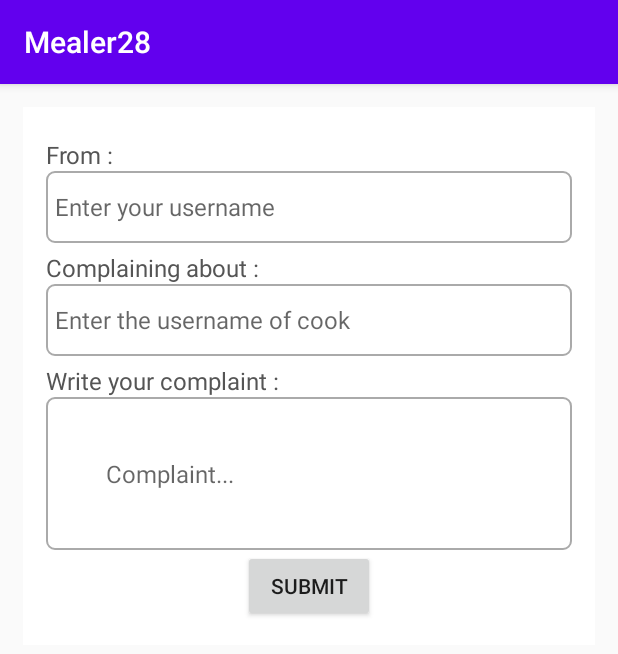
After one commit to uOttawaSEGA2022/projet-groupe-28, an Android app: the SubmitAComplaintActivity screen opened directly, with no data from a screen before it, on a phone screen of 412 x 824 dp. The commit adds this screen. Shown: the top 654 px of the screen. Run offline under Robolectric (Android 15) with nearby library versions, the phone set to English and light mode, and no system bars.

Commit message:
Commit for Deliverable2

```diff
--- /dev/null
+++ b/app/src/main/java/com/example/mealer28/SubmitAComplaintActivity.java
@@ -0,0 +1,14 @@
+package com.example.mealer28;
+
+import androidx.appcompat.app.AppCompatActivity;
+
+import android.os.Bundle;
+
+public class SubmitAComplaintActivity extends AppCompatActivity {
+
+    @Override
+    protected void onCreate(Bundle savedInstanceState) {
+        super.onCreate(savedInstanceState);
+        setContentView(R.layout.activity_submit_acomplaint);
+    }
+}
--- /dev/null
+++ b/app/src/main/res/layout/activity_submit_acomplaint.xml
@@ -0,0 +1,116 @@
+<?xml version="1.0" encoding="utf-8"?>
+<LinearLayout xmlns:android="http://schemas.android.com/apk/res/android"
+    xmlns:app="http://schemas.android.com/apk/res-auto"
+    xmlns:tools="http://schemas.android.com/tools"
+    android:layout_width="match_parent"
+    android:layout_height="match_parent"
+    tools:context=".SubmitAComplaintActivity">
+
+    <RelativeLayout
+        android:layout_width="match_parent"
+        android:layout_height="wrap_content"
+        android:layout_margin="15dp"
+        android:background="@color/white"
+        android:padding="15dp">
+
+        <TextView
+            android:layout_width="match_parent"
+            android:layout_height="wrap_content"
+            android:id="@+id/cookText1"
+            android:text="From :"
+            android:textColor="#555555"
+            android:textSize="16sp"
+            android:layout_marginTop="5dp"/>
+
+        <EditText
+            android:id="@+id/complainer"
+            android:layout_width="match_parent"
+            android:layout_height="wrap_content"
+            android:layout_below="@id/cookText1"
+            android:background="@drawable/border"
+            android:hint="Enter your username"
+            android:inputType="textPersonName"
+            android:minHeight="48dp"
+            android:padding="6dp"
+            android:textSize="16sp" />
+
+
+
+
+        <TextView
+            android:layout_width="match_parent"
+            android:layout_height="wrap_content"
+            android:id="@+id/cookcomplained"
+            android:text="Complaining about :"
+            android:layout_below="@+id/complainer"
+            android:textColor="#555555"
+            android:textSize="16sp"
+            android:layout_marginTop="5dp"/>
+
+        <EditText
+            android:id="@+id/cookcomplainedwrote"
+            android:layout_width="match_parent"
+            android:layout_height="wrap_content"
+            android:layout_below="@id/cookcomplained"
+            android:background="@drawable/border"
+            android:hint="Enter the username of cook"
+            android:inputType="textPersonName"
+            android:minHeight="48dp"
+            android:padding="6dp"
+            android:textSize="16sp" />
+
+
+        <TextView
+            android:layout_width="match_parent"
+            android:layout_height="wrap_content"
+            android:id="@+id/complaintText"
+            android:text="Write your complaint :"
+            android:layout_below="@+id/cookcomplainedwrote"
+            android:textColor="#555555"
+            android:textSize="16sp"
+            android:layout_marginTop="5dp"/>
+
+
+        <EditText
+            android:id="@+id/complaintWrite"
+            android:layout_width="match_parent"
+            android:layout_height="wrap_content"
+            android:layout_below="@id/complaintText"
+            android:background="@drawable/border"
+            android:hint="Complaint..."
+            android:inputType="textPersonName"
+            android:minHeight="48dp"
+            android:maxLines="@android:integer/config_longAnimTime"
+            android:padding="40dp"
+            android:textSize="16sp" />
+
+
+        <Button
+            android:layout_width="wrap_content"
+            android:layout_height="wrap_content"
+            android:layout_below="@+id/complaintWrite"
+            android:text="Submit"
+            android:layout_centerHorizontal="true"/>
+
+
+
+
+
+
+
+
+
+    </RelativeLayout>
+
+
+
+
+
+
+
+
+
+
+
+
+</LinearLayout>
```
Also changed, not shown: app/src/main/AndroidManifest.xml (+7 -0 lines), app/src/main/java/com/example/mealer28/ClientProfileActivity.java (+12 -0 lines), app/src/main/res/layout/activity_client_profile.xml (+9 -0 lines), app/src/main/res/layout/activity_complaint_management.xml (+22 -0 lines), 2 other files.
